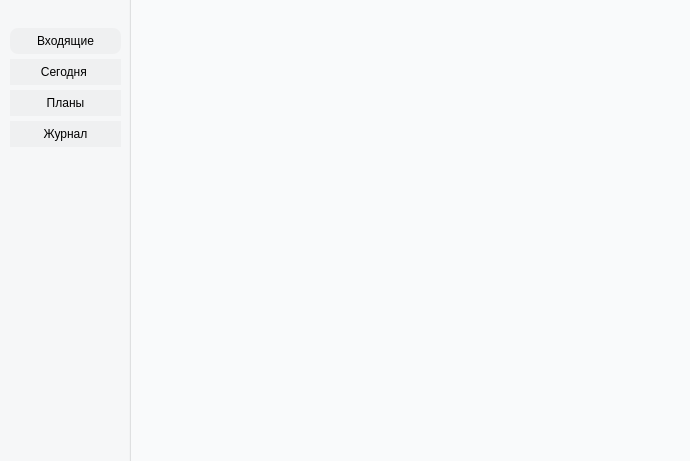
The window that main_window.ui (NAD777/yandex-toDo) describes before a commit, drawn with Qt 5.
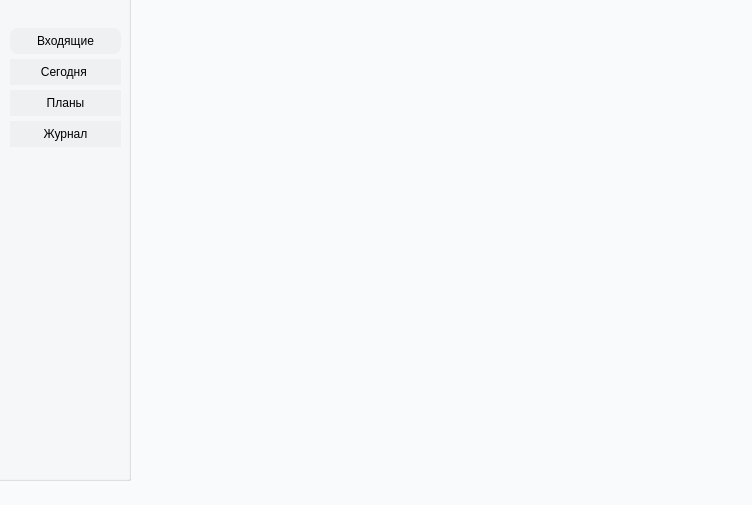
The same window after the commit. Icons and pictures are not drawn.

The edit to the form file:
```diff
--- a/main_window.ui
+++ b/main_window.ui
@@ -6,8 +6,8 @@
    <rect>
     <x>0</x>
     <y>0</y>
-    <width>690</width>
-    <height>461</height>
+    <width>752</width>
+    <height>505</height>
    </rect>
   </property>
   <property name="windowTitle">
@@ -22,8 +22,8 @@
      <rect>
       <x>140</x>
       <y>30</y>
-      <width>541</width>
-      <height>381</height>
+      <width>601</width>
+      <height>441</height>
      </rect>
     </property>
     <layout class="QVBoxLayout" name="verticalLayout"/>
```
Left out of the diff: 2 changed lines with no effect on the pictures.
